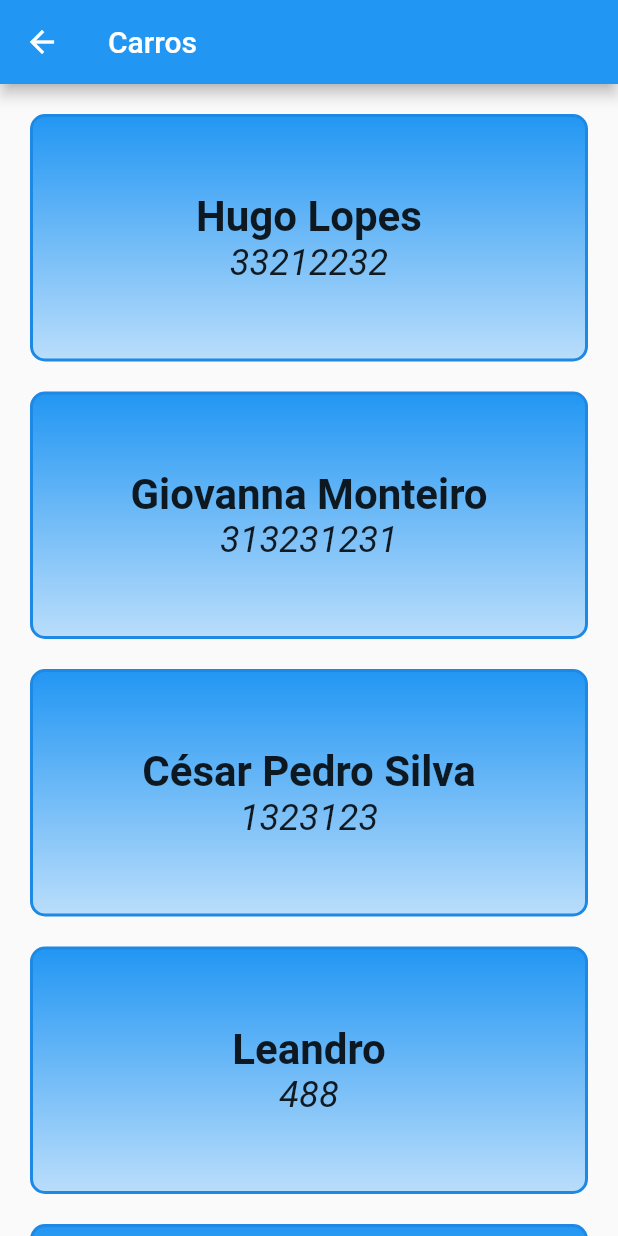
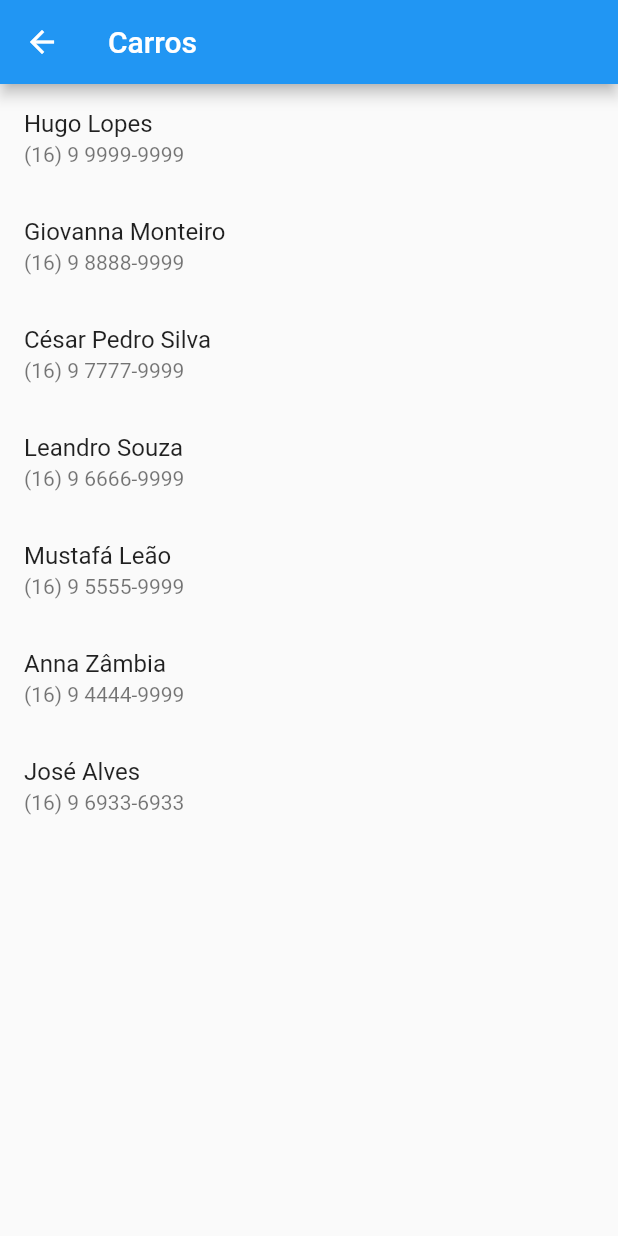
Before and after one commit to hugovallada/agenda-flutter-fatec-rp, a Flutter app: the ListarContato screen opened by its route, on a phone screen of 412 x 824 dp. Run offline on Flutter 3.47's test engine with Material 2 defaults, Android fonts, the phone set to English and light mode, and no system bars.

Commit message:
Adiciona list view, dados necessários no sobre e o Alert Dialog

```diff
--- a/agenda/lib/ui/home_page.dart
+++ b/agenda/lib/ui/home_page.dart
@@ -17,7 +17,7 @@ class HomePage extends StatelessWidget {
             child: Text('Cadastrar Novo Contato'),
             onPressed: () {
               //Navegar para tela usando rota nomeada
-              Navigator.pushNamed(context, '/tela2');
+              Navigator.pushNamed(context, '/novo');
             },
           ),
           SizedBox(
@@ -26,7 +26,7 @@ class HomePage extends StatelessWidget {
           ElevatedButton(
             child: Text('Listar contatos'),
             onPressed: () {
-              Navigator.pushNamed(context, '/tela3');
+              Navigator.pushNamed(context, '/listar');
             },
           ),
           SizedBox(
@@ -34,7 +34,7 @@ class HomePage extends StatelessWidget {
           ),
           ElevatedButton(
               onPressed: () {
-                Navigator.pushNamed(context, '/tela4');
+                Navigator.pushNamed(context, '/sobre');
               },
               child: Text('Sobre'))
         ],
--- a/agenda/lib/ui/listar_contatos.dart
+++ b/agenda/lib/ui/listar_contatos.dart
@@ -2,21 +2,32 @@ import 'package:agenda/contato.dart';
 import 'package:flutter/cupertino.dart';
 import 'package:flutter/material.dart';
 
+/**
+ * Implementar um List<> de Contatos para P2
+ */
 class ListarContato extends StatelessWidget {
+  List<ContatoWidget> contatos = [
+    ContatoWidget('Hugo Lopes', '(16) 9 9999-9999'),
+    ContatoWidget('Giovanna Monteiro', '(16) 9 8888-9999'),
+    ContatoWidget('César Pedro Silva', '(16) 9 7777-9999'),
+    ContatoWidget('Leandro Souza', '(16) 9 6666-9999'),
+    ContatoWidget('Mustafá Leão', '(16) 9 5555-9999'),
+    ContatoWidget('Anna Zâmbia', '(16) 9 4444-9999'),
+    ContatoWidget('José Alves', '(16) 9 6933-6933'),
+  ];
+
   @override
   Widget build(BuildContext context) {
     return Scaffold(
       appBar: AppBar(title: Text('Carros')),
-      body: SingleChildScrollView(
-        child: Column(children: [
-          ContatoWidget('Hugo Lopes', '33212232'),
-          ContatoWidget('Giovanna Monteiro', '313231231'),
-          ContatoWidget('César Pedro Silva', '1323123'),
-          ContatoWidget('Leandro', '488'),
-          ContatoWidget('Lamborghini', 'Huracani_huracan.jpg'),
-          ContatoWidget('Lamborghini', 'Urusi_urus.jpg'),
-          ContatoWidget('Maserati', 'GTSts.jpg'),
-        ]),
+      body: ListView.builder(
+        itemCount: contatos.length,
+        itemBuilder: (context, index) {
+          return ListTile(
+            title: Text(contatos[index].nome),
+            subtitle: Text(contatos[index].telefone),
+          );
+        },
       ),
     );
   }
--- a/agenda/lib/ui/login.dart
+++ b/agenda/lib/ui/login.dart
@@ -61,7 +61,7 @@ class Login extends State<LoginF> {
                   color: Colors.blue, borderRadius: BorderRadius.circular(20)),
               child: ElevatedButton(
                 onPressed: () {
-                  Navigator.pushNamed(context, "/tela1");
+                  Navigator.pushNamed(context, "/home");
                 },
                 child: Text(
                   'Login',
```
Also changed, not shown: agenda/lib/main.dart (+4 -4 lines), agenda/lib/ui/novo_contato.dart (+19 -1 lines), agenda/lib/ui/sobre.dart (+2 -21 lines).
